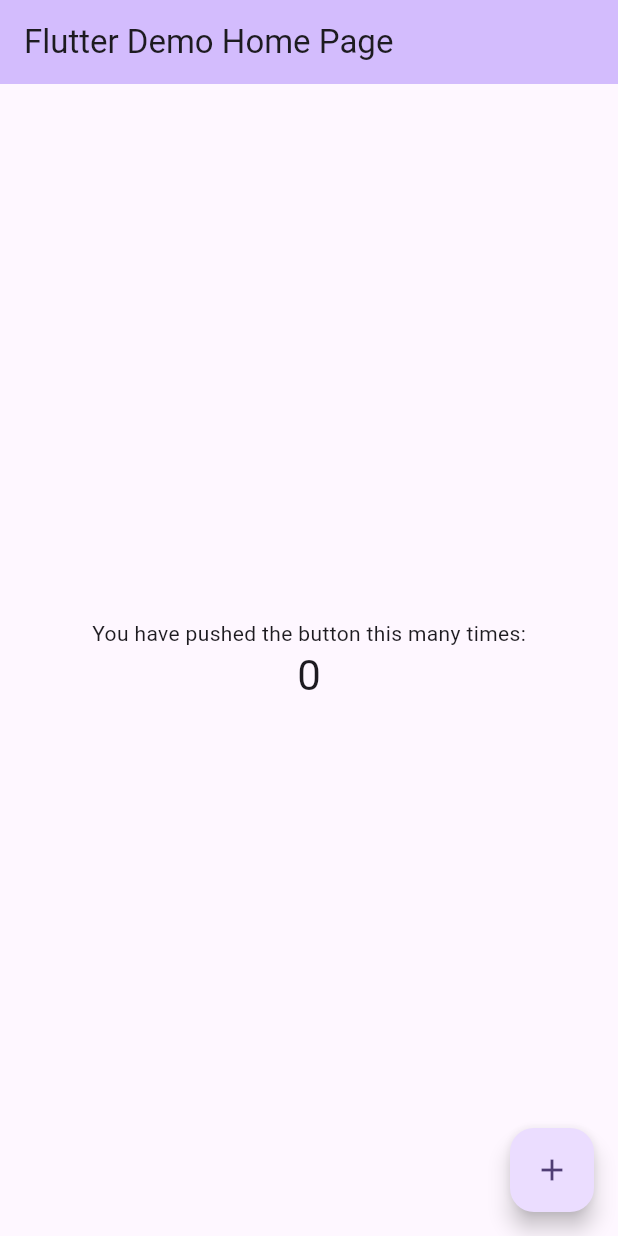
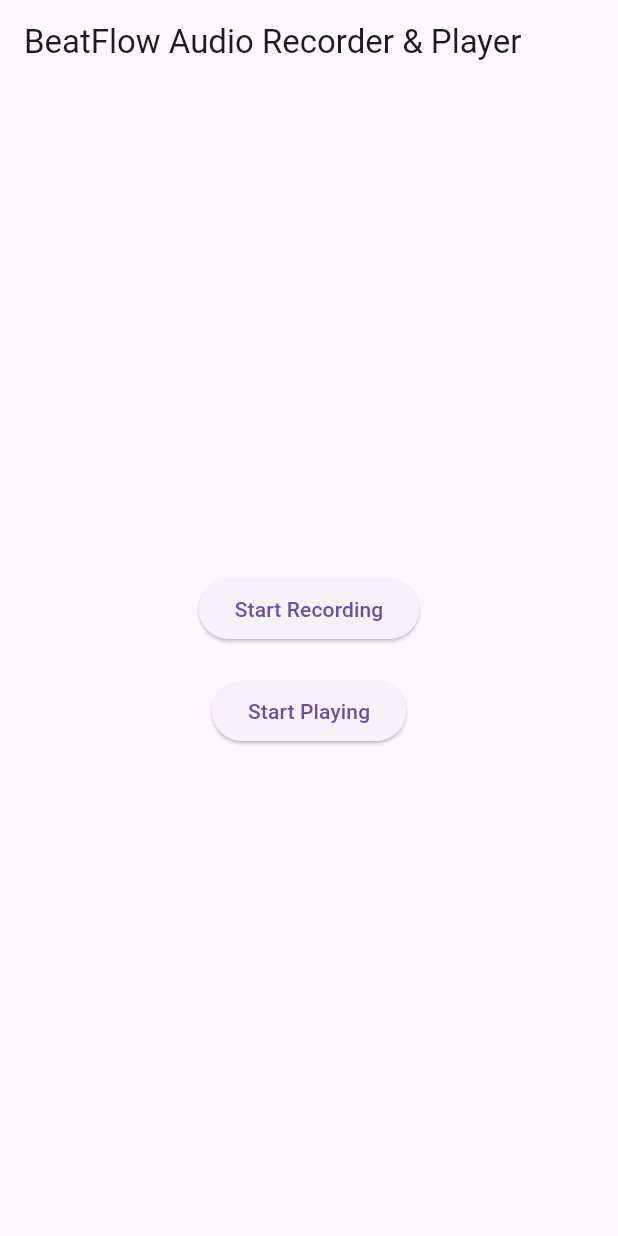
Before and after one commit to Hyowon-Cho/BeatFlow, a Flutter app: the screen it shows after launch, on a phone screen of 412 x 824 dp. Run offline on Flutter 3.47's test engine with Material 3 defaults, Android fonts, the phone set to English and light mode, and no system bars; missing offline and left inert: flutter_sound.

Commit message:
Func: Add Recording player and Revised pubspec.yaml

```diff
--- a/lib/main.dart
+++ b/lib/main.dart
@@ -1,125 +1,129 @@
 import 'package:flutter/material.dart';
+import 'package:flutter_sound/flutter_sound.dart';
+import 'package:flutter/foundation.dart';
+import 'dart:io';
 
 void main() {
   runApp(const MyApp());
 }
 
 class MyApp extends StatelessWidget {
-  const MyApp({super.key});
+  const MyApp({Key? key}) : super(key: key);
 
-  // This widget is the root of your application.
   @override
   Widget build(BuildContext context) {
     return MaterialApp(
-      title: 'Flutter Demo',
+      title: 'BeatFlow',
       theme: ThemeData(
-        // This is the theme of your application.
-        //
-        // TRY THIS: Try running your application with "flutter run". You'll see
-        // the application has a purple toolbar. Then, without quitting the app,
-        // try changing the seedColor in the colorScheme below to Colors.green
-        // and then invoke "hot reload" (save your changes or press the "hot
-        // reload" button in a Flutter-supported IDE, or press "r" if you used
-        // the command line to start the app).
-        //
-        // Notice that the counter didn't reset back to zero; the application
-        // state is not lost during the reload. To reset the state, use hot
-        // restart instead.
-        //
-        // This works for code too, not just values: Most code changes can be
-        // tested with just a hot reload.
-        colorScheme: ColorScheme.fromSeed(seedColor: Colors.deepPurple),
-        useMaterial3: true,
+        primarySwatch: Colors.blue,
       ),
-      home: const MyHomePage(title: 'Flutter Demo Home Page'),
+      home: const MyHomePage(),
     );
   }
 }
 
 class MyHomePage extends StatefulWidget {
-  const MyHomePage({super.key, required this.title});
-
-  // This widget is the home page of your application. It is stateful, meaning
-  // that it has a State object (defined below) that contains fields that affect
-  // how it looks.
-
-  // This class is the configuration for the state. It holds the values (in this
-  // case the title) provided by the parent (in this case the App widget) and
-  // used by the build method of the State. Fields in a Widget subclass are
-  // always marked "final".
-
-  final String title;
+  const MyHomePage({Key? key}) : super(key: key);
 
   @override
   State<MyHomePage> createState() => _MyHomePageState();
 }
 
 class _MyHomePageState extends State<MyHomePage> {
-  int _counter = 0;
+  FlutterSoundRecorder? _audioRecorder;
+  FlutterSoundPlayer? _audioPlayer;
+  bool _isRecording = false;
+  bool _isPlaying = false;
+  String _audioFilePath = 'audio_file.aac';
+  bool _isSupported = !kIsWeb && !Platform.isWindows;
 
-  void _incrementCounter() {
-    setState(() {
-      // This call to setState tells the Flutter framework that something has
-      // changed in this State, which causes it to rerun the build method below
-      // so that the display can reflect the updated values. If we changed
-      // _counter without calling setState(), then the build method would not be
-      // called again, and so nothing would appear to happen.
-      _counter++;
-    });
+  @override
+  void initState() {
+    super.initState();
+    if (_isSupported) {
+      _audioRecorder = FlutterSoundRecorder();
+      _audioPlayer = FlutterSoundPlayer();
+      initAudio();
+    }
+  }
+
+  Future<void> initAudio() async {
+    if (_isSupported) {
+      await _audioRecorder!.openRecorder();
+      await _audioPlayer!.openPlayer();
+    }
+  }
+
+  @override
+  void dispose() {
+    if (_isSupported) {
+      _audioRecorder!.closeRecorder();
+      _audioPlayer!.closePlayer();
+    }
+    super.dispose();
+  }
+
+  Future<void> startRecording() async {
+    if (_isSupported) {
+      await _audioRecorder!.startRecorder(toFile: _audioFilePath);
+      setState(() {
+        _isRecording = true;
+      });
+    }
+  }
+
+  Future<void> stopRecording() async {
+    if (_isSupported) {
+      await _audioRecorder!.stopRecorder();
+      setState(() {
+        _isRecording = false;
+      });
+    }
+  }
+
+  Future<void> startPlaying() async {
+    if (_isSupported) {
+      await _audioPlayer!.startPlayer(fromURI: _audioFilePath);
+      setState(() {
+        _isPlaying = true;
+      });
+    }
+  }
+
+  Future<void> stopPlaying() async {
+    if (_isSupported) {
+      await _audioPlayer!.stopPlayer();
+      setState(() {
+        _isPlaying = false;
+      });
+    }
   }
 
   @override
   Widget build(BuildContext context) {
-    // This method is rerun every time setState is called, for instance as done
-    // by the _incrementCounter method above.
-    //
-    // The Flutter framework has been optimized to make rerunning build methods
-    // fast, so that you can just rebuild anything that needs updating rather
-    // than having to individually change instances of widgets.
     return Scaffold(
       appBar: AppBar(
-        // TRY THIS: Try changing the color here to a specific color (to
-        // Colors.amber, perhaps?) and trigger a hot reload to see the AppBar
-        // change color while the other colors stay the same.
-        backgroundColor: Theme.of(context).colorScheme.inversePrimary,
-        // Here we take the value from the MyHomePage object that was created by
-        // the App.build method, and use it to set our appbar title.
-        title: Text(widget.title),
+        title: const Text('BeatFlow Audio Recorder & Player'),
       ),
       body: Center(
-        // Center is a layout widget. It takes a single child and positions it
-        // in the middle of the parent.
         child: Column(
-          // Column is also a layout widget. It takes a list of children and
-          // arranges them vertically. By default, it sizes itself to fit its
-          // children horizontally, and tries to be as tall as its parent.
-          //
-          // Column has various properties to control how it sizes itself and
-          // how it positions its children. Here we use mainAxisAlignment to
-          // center the children vertically; the main axis here is the vertical
-          // axis because Columns are vertical (the cross axis would be
-          // horizontal).
-          //
-          // TRY THIS: Invoke "debug painting" (choose the "Toggle Debug Paint"
-          // action in the IDE, or press "p" in the console), to see the
-          // wireframe for each widget.
           mainAxisAlignment: MainAxisAlignment.center,
           children: <Widget>[
-            const Text(
-              'You have pushed the button this many times:',
-            ),
-            Text(
-              '$_counter',
-              style: Theme.of(context).textTheme.headlineMedium,
-            ),
+            if (_isSupported) ...[
+              ElevatedButton(
+                onPressed: _isRecording ? stopRecording : startRecording,
+                child: Text(_isRecording ? 'Stop Recording' : 'Start Recording'),
+              ),
+              const SizedBox(height: 20),
+              ElevatedButton(
+                onPressed: _isPlaying ? stopPlaying : startPlaying,
+                child: Text(_isPlaying ? 'Stop Playing' : 'Start Playing'),
+              ),
+            ] else
+              const Text('Audio features are not supported on this platform'),
           ],
         ),
       ),
-      floatingActionButton: FloatingActionButton(
-        onPressed: _incrementCounter,
-        tooltip: 'Increment',
-        child: const Icon(Icons.add),
-      ), // This trailing comma makes auto-formatting nicer for build methods.
     );
   }
 }
```
Also changed, not shown: pubspec.yaml (+4 -67 lines), pubspec.lock, 1 other file.
